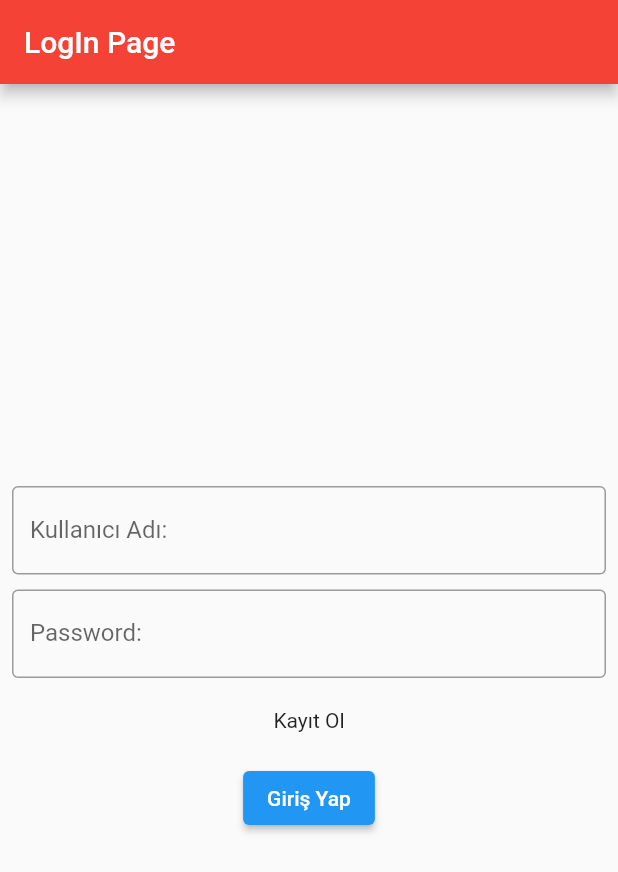
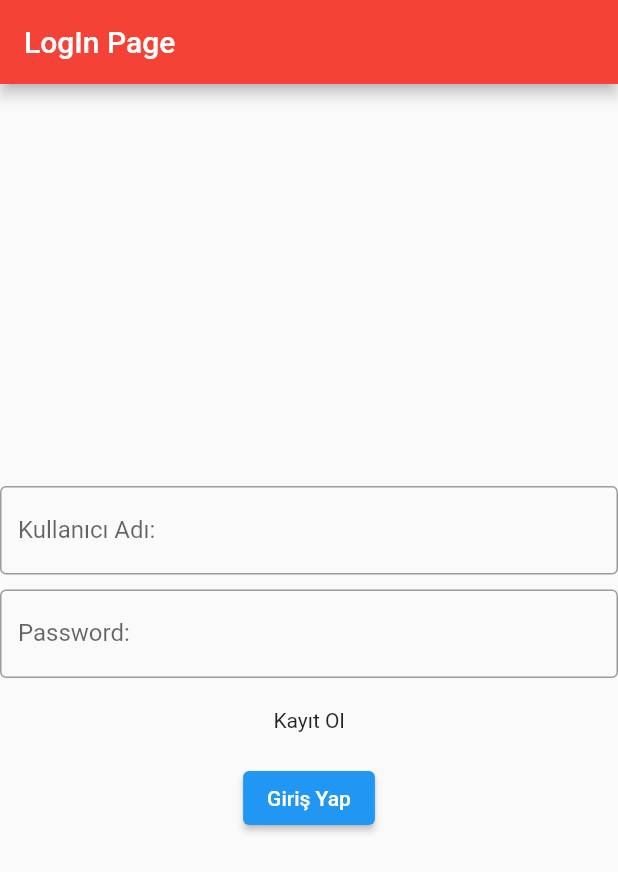
Before and after one commit to EgeKhan/r6_guide_app_firebase, a Flutter app: the screen it shows after launch, on a phone screen of 412 x 824 dp. Shown: the top 872 px of the screen. Run offline on Flutter 3.47's test engine with Material 2 defaults, Android fonts, the phone set to English and light mode, and no system bars; our stand-ins replace firebase_core, firebase_database; accounts and stored records are empty.

Commit message:
Revert "commit"
This reverts commit 15c74befb1bd7acefea631678df5acea6c433bc5.

```diff
--- a/lib/main.dart
+++ b/lib/main.dart
@@ -78,8 +78,6 @@ class _MyAppState extends State<MyApp> {
           builder: (context) {
             return Center(
               child: SingleChildScrollView(
-                child: Padding(
-                  padding: const EdgeInsets.all(8.0),
                 child: Column(
                   mainAxisAlignment: MainAxisAlignment.center,
                   children: [
@@ -121,8 +119,7 @@ class _MyAppState extends State<MyApp> {
                               if (gelenDegerler != null) {
                                 gelenDegerler.forEach(
                                   (key, nesne) {
-                                      var gelenKisi =
-                                          Users.fromJson(key, nesne);
+                                    var gelenKisi = Users.fromJson(key, nesne);
 
                                     if (gelenKisi.kullaniciAd ==
                                             tfKullaniciAd.text &&
@@ -158,7 +155,6 @@ class _MyAppState extends State<MyApp> {
                   ],
                 ),
               ),
-              ),
             );
           },
         ),
```
Lines whose indentation alone changed are shown as unchanged.
